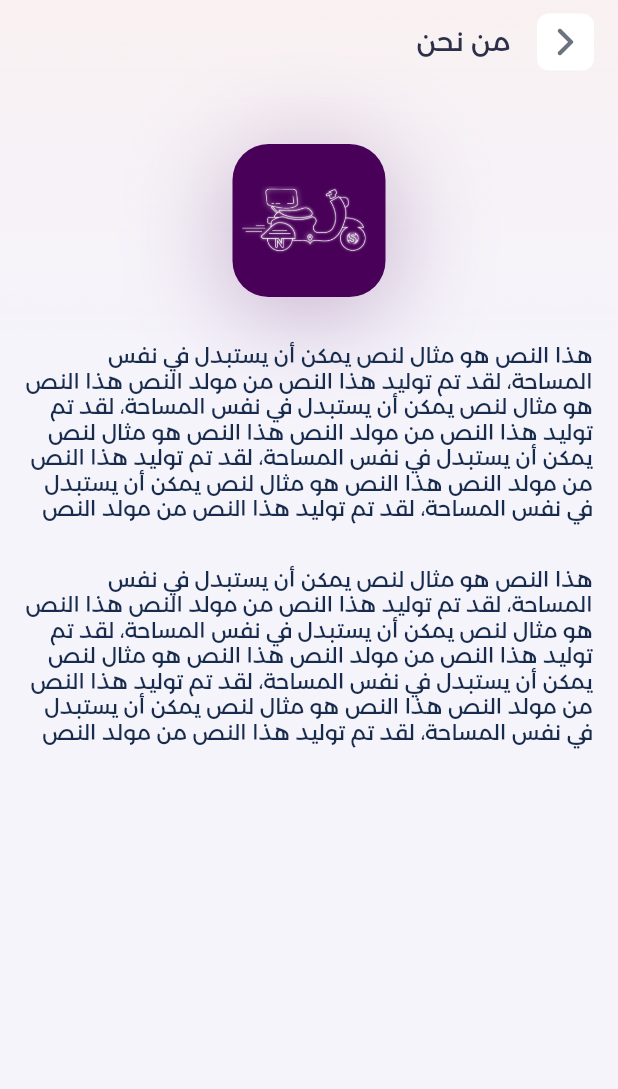
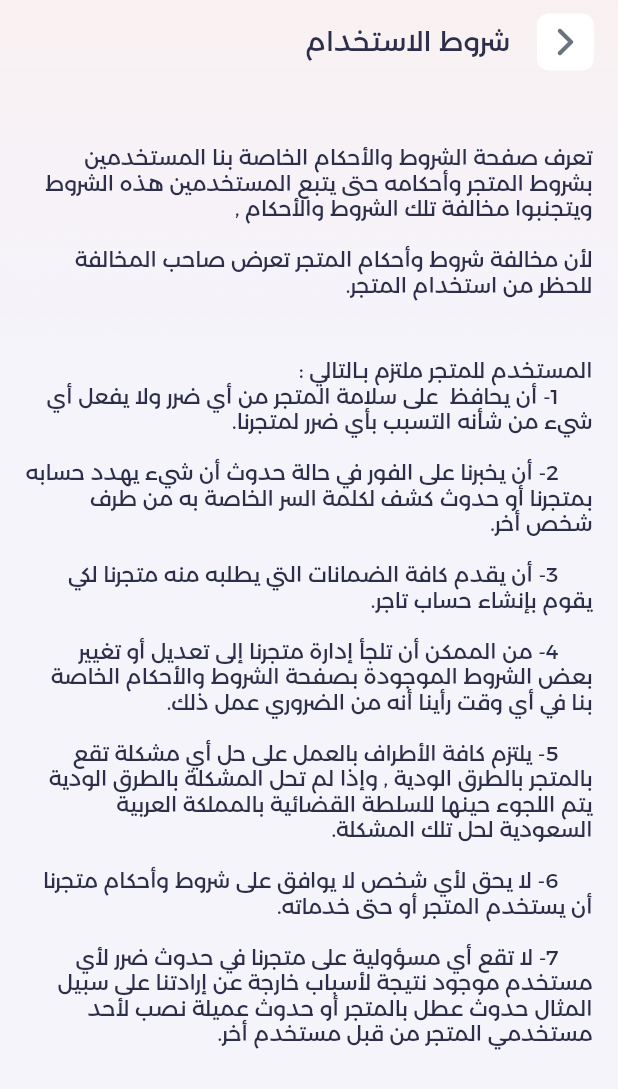
Before and after one commit to MahmedRahman/Nightstreet, a Flutter app: the screen it shows after launch, on a phone screen of 412 x 824 dp. Shown: the top 1089 px of the screen. Run offline on Flutter 3.47's test engine with Material 3 defaults, Android fonts, the phone set to English and light mode, and no system bars; our stand-ins replace cached_network_image, device_preview, dotted_border, dropdown_search, flutter_rating_bar, flutter_svg and 3 more.

Commit message:
terms page

```diff
--- /dev/null
+++ b/lib/app/modules/terms/views/terms_view.dart
@@ -0,0 +1,42 @@
+import 'package:app_night_street/core/app_dimensions.dart';
+import 'package:app_night_street/core/component/base_body.dart';
+import 'package:app_night_street/core/component/custom_app_bar.dart';
+import 'package:flutter/material.dart';
+
+import 'package:get/get.dart';
+
+import '../controllers/terms_controller.dart';
+
+class TermsView extends GetView<TermsController> {
+  const TermsView({Key? key}) : super(key: key);
+  @override
+  Widget build(BuildContext context) {
+    return BaseBody(
+      appBar: CustomAppBar(titleText: "شروط الاستخدام"),
+      child: ListView(
+        padding: AppDimension.appPadding.copyWith(top: 40),
+        children: [
+          Text(
+            'تعرف صفحة الشروط والأحكام الخاصة بنا المستخدمين بشروط المتجر وأحكامه حتى يتبع المستخدمين هذه الشروط ويتجنبوا مخالفة تلك الشروط والأحكام ,\n\nلأن مخالفة شروط وأحكام المتجر تعرض صاحب المخالفة للحظر من استخدام المتجر.',
+            style: TextStyle(
+              fontFamily: 'Montserrat',
+              fontSize: 14,
+              color: const Color(0xff2d2e49),
+            ),
+            textAlign: TextAlign.right,
+          ),
+          SizedBox(height: 40),
+          Text(
+            'المستخدم للمتجر ملتزم بـالتالي :\n      ﻿1- أن يحافظ  على سلامة المتجر من أي ضرر ولا يفعل أي شيء من شأنه التسبب بأي ضرر لمتجرنا.\n\n      2- أن يخبرنا على الفور في حالة حدوث أن شيء يهدد حسابه بمتجرنا أو حدوث كشف لكلمة السر الخاصة به من طرف شخص أخر.\n\n      3- أن يقدم كافة الضمانات التي يطلبه منه متجرنا لكي يقوم بإنشاء حساب تاجر.\n\n      4- من الممكن أن تلجأ إدارة متجرنا إلى تعديل أو تغيير بعض الشروط الموجودة بصفحة الشروط والأحكام الخاصة بنا في أي وقت رأينا أنه من الضروري عمل ذلك.\n\n      5- يلتزم كافة الأطراف بالعمل على حل أي مشكلة تقع بالمتجر بالطرق الودية , وإذا لم تحل المشكلة بالطرق الودية يتم اللجوء حينها للسلطة القضائية بالمملكة العربية السعودية لحل تلك المشكلة.\n\n      6- لا يحق لأي شخص لا يوافق على شروط وأحكام متجرنا أن يستخدم المتجر أو حتى خدماته.\n\n      7- لا تقع أي مسؤولية على متجرنا في حدوث ضرر لأي مستخدم موجود نتيجة لأسباب خارجة عن إرادتنا على سبيل المثال حدوث عطل بالمتجر أو حدوث عميلة نصب لأحد مستخدمي المتجر من قبل مستخدم أخر.',
+            style: TextStyle(
+              fontFamily: 'Montserrat',
+              fontSize: 14,
+              color: const Color(0xff2d2e49),
+            ),
+            textAlign: TextAlign.right,
+          ),
+        ],
+      ),
+    );
+  }
+}
--- a/lib/app/routes/app_routes.dart
+++ b/lib/app/routes/app_routes.dart
@@ -22,6 +22,7 @@ abstract class Routes {
   static const COMPLETE_ORDER = _Paths.COMPLETE_ORDER;
   static const ORDER_SUCCESS = _Paths.ORDER_SUCCESS;
   static const ABOUT = _Paths.ABOUT;
+  static const TERMS = _Paths.TERMS;
 }
 
 abstract class _Paths {
@@ -45,4 +46,5 @@ abstract class _Paths {
   static const COMPLETE_ORDER = '/complete-order';
   static const ORDER_SUCCESS = '/order-success';
   static const ABOUT = '/about';
+  static const TERMS = '/terms';
 }
```
Also changed, not shown: lib/app/modules/terms/bindings/terms_binding.dart (added, +12 -0 lines), lib/app/modules/terms/controllers/terms_controller.dart (added, +23 -0 lines), lib/app/routes/app_pages.dart (+8 -1 lines).
